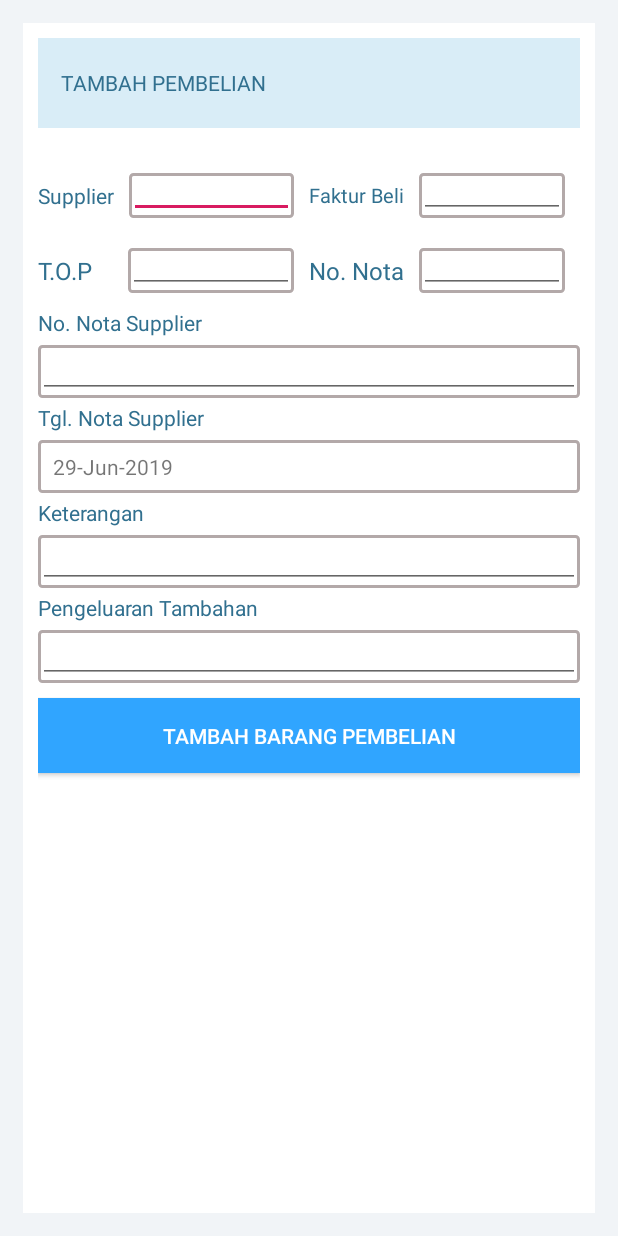
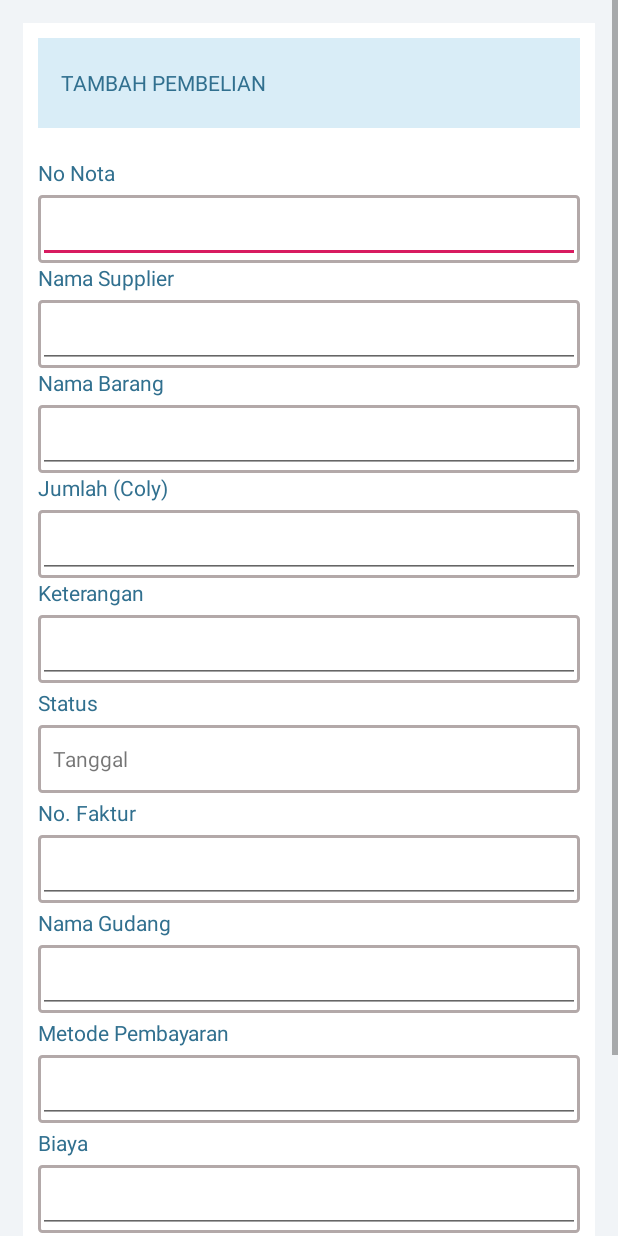
Before and after one commit to TryLuthfi/AndroidKonfeksi, an Android app: the TambahPembelian screen opened directly, with no data from a screen before it, on a phone screen of 412 x 824 dp. Run offline under Robolectric (Android 15) with nearby library versions, the phone set to English and light mode, and no system bars; network calls fail; 2 statements that could not run were skipped.

Commit message:
pembelian

```diff
--- a/app/src/main/res/layout/activity_tambah_pembelian.xml
+++ b/app/src/main/res/layout/activity_tambah_pembelian.xml
@@ -6,6 +6,10 @@
     android:layout_height="match_parent"
     android:background="#f1f4f7"
     tools:context=".activity.TambahPembelian">
+
+    <ScrollView
+        android:layout_width="match_parent"
+        android:layout_height="match_parent">
 
         <LinearLayout
             android:layout_width="match_parent"
@@ -41,131 +45,19 @@
 
                 <LinearLayout
                     android:layout_width="match_parent"
-                android:layout_height="50dp"
-                android:orientation="horizontal">
-
-                <LinearLayout
-                    android:layout_width="match_parent"
-                    android:layout_height="match_parent"
-                    android:layout_weight="1"
-                    android:gravity="right"
-                    android:orientation="horizontal">
+                    android:layout_height="wrap_content"
+                    android:orientation="vertical">
 
                     <TextView
                         android:layout_width="wrap_content"
                         android:layout_height="wrap_content"
-                        android:layout_gravity="center"
-                        android:text="Supplier"
                         android:textColor="#31708f"
-                        android:textSize="14sp" />
-
-                    <LinearLayout
-                        android:layout_width="170dp"
-                        android:layout_height="match_parent"
-                        android:layout_marginHorizontal="10dp"
-                        android:layout_marginVertical="10sp"
-                        android:layout_weight="1"
-                        android:background="@drawable/formshape">
-
-                        <EditText
-                            android:id="@+id/id_supplier"
-                            android:layout_width="match_parent"
-                            android:textSize="11sp"
-                            android:layout_height="match_parent" />
-                    </LinearLayout>
-
-                </LinearLayout>
+                        android:layout_marginBottom="5dp"
+                        android:text="No Nota"/>
 
                     <LinearLayout
                         android:layout_width="match_parent"
-                    android:layout_height="match_parent"
-                    android:layout_weight="1"
-                    android:gravity="right"
-                    android:orientation="horizontal">
-
-                    <TextView
-                        android:layout_width="wrap_content"
-                        android:layout_height="wrap_content"
-                        android:layout_gravity="center"
-                        android:text="Faktur Beli"
-                        android:textColor="#31708f"
-                        android:textSize="13sp" />
-
-                    <LinearLayout
-                        android:layout_width="170dp"
-                        android:layout_height="match_parent"
-                        android:layout_marginHorizontal="10dp"
-                        android:layout_marginVertical="10sp"
-                        android:layout_weight="1"
-                        android:background="@drawable/formshape">
-
-                        <EditText
-                            android:id="@+id/id_fakturbeli"
-                            android:layout_width="match_parent"
-                            android:textSize="11sp"
-                            android:layout_height="match_parent" />
-                    </LinearLayout>
-
-                </LinearLayout>
-            </LinearLayout>
-
-            <LinearLayout
-                android:layout_width="match_parent"
-                android:layout_height="50dp"
-                android:orientation="horizontal">
-
-                <LinearLayout
-                    android:layout_width="match_parent"
-                    android:layout_height="match_parent"
-                    android:layout_weight="1"
-                    android:gravity="right"
-                    android:orientation="horizontal">
-
-                    <TextView
-                        android:layout_width="wrap_content"
-                        android:layout_height="wrap_content"
-                        android:layout_gravity="center"
-                        android:layout_marginRight="13dp"
-                        android:text="T.O.P"
-                        android:textColor="#31708f"
-                        android:textSize="16sp" />
-
-                    <LinearLayout
-                        android:layout_width="170dp"
-                        android:layout_height="match_parent"
-                        android:layout_marginHorizontal="10dp"
-                        android:layout_marginVertical="10sp"
-                        android:layout_weight="1"
-                        android:background="@drawable/formshape">
-                        <EditText
-                            android:id="@+id/id_top"
-                            android:layout_width="match_parent"
-                            android:textSize="11sp"
-                            android:layout_height="match_parent" />
-                    </LinearLayout>
-
-                </LinearLayout>
-
-                <LinearLayout
-                    android:layout_width="match_parent"
-                    android:layout_height="match_parent"
-                    android:layout_weight="1"
-                    android:gravity="right"
-                    android:orientation="horizontal">
-
-                    <TextView
-                        android:layout_width="wrap_content"
-                        android:layout_height="wrap_content"
-                        android:layout_gravity="center"
-                        android:text="No. Nota"
-                        android:textColor="#31708f"
-                        android:textSize="16sp" />
-
-                    <LinearLayout
-                        android:layout_width="170dp"
-                        android:layout_height="match_parent"
-                        android:layout_marginHorizontal="10dp"
-                        android:layout_marginVertical="10sp"
+                        android:layout_height="45dp"
                         android:layout_weight="1"
                         android:background="@drawable/formshape">
                         <EditText
@@ -173,8 +65,6 @@
                             android:layout_width="match_parent"
                             android:textSize="11sp"
                             android:layout_height="match_parent" />
-                    </LinearLayout>
-
                     </LinearLayout>
                 </LinearLayout>
 
@@ -188,15 +78,90 @@
                         android:layout_height="wrap_content"
                         android:textColor="#31708f"
                         android:layout_marginBottom="5dp"
-                    android:text="No. Nota Supplier"/>
+                        android:text="Nama Supplier"/>
 
                     <LinearLayout
                         android:layout_width="match_parent"
-                    android:layout_height="35dp"
+                        android:layout_height="45dp"
                         android:layout_weight="1"
                         android:background="@drawable/formshape">
                         <EditText
-                        android:id="@+id/id_nonotasupplier"
+                            android:id="@+id/id_namasupplier"
+                            android:layout_width="match_parent"
+                            android:textSize="11sp"
+                            android:layout_height="match_parent" />
+                    </LinearLayout>
+                </LinearLayout>
+
+                <LinearLayout
+                    android:layout_width="match_parent"
+                    android:layout_height="wrap_content"
+                    android:orientation="vertical">
+
+                    <TextView
+                        android:layout_width="wrap_content"
+                        android:layout_height="wrap_content"
+                        android:textColor="#31708f"
+                        android:layout_marginBottom="5dp"
+                        android:text="Nama Barang"/>
+m
+                    <LinearLayout
+                        android:layout_width="match_parent"
+                        android:layout_height="45dp"
+                        android:layout_weight="1"
+                        android:background="@drawable/formshape">
+                        <EditText
+                            android:id="@+id/id_namabarang"
+                            android:layout_width="match_parent"
+                            android:textSize="11sp"
+                            android:layout_height="match_parent" />
+                    </LinearLayout>
+                </LinearLayout>
+
+                <LinearLayout
+                    android:layout_width="match_parent"
+                    android:layout_height="wrap_content"
+                    android:orientation="vertical">
+
+                    <TextView
+                        android:layout_width="wrap_content"
+                        android:layout_height="wrap_content"
+                        android:textColor="#31708f"
+                        android:layout_marginBottom="5dp"
+                        android:text="Jumlah (Coly)"/>
+
+                    <LinearLayout
+                        android:layout_width="match_parent"
+                        android:layout_height="45dp"
+                        android:layout_weight="1"
+                        android:background="@drawable/formshape">
+                        <EditText
+                            android:id="@+id/id_jumlah"
+                            android:layout_width="match_parent"
+                            android:textSize="11sp"
+                            android:layout_height="match_parent" />
+                    </LinearLayout>
+                </LinearLayout>
+
+                <LinearLayout
+                    android:layout_width="match_parent"
+                    android:layout_height="wrap_content"
+                    android:orientation="vertical">
+
+                    <TextView
+                        android:layout_width="wrap_content"
+                        android:layout_height="wrap_content"
+                        android:textColor="#31708f"
+                        android:layout_marginBottom="5dp"
+                        android:text="Keterangan"/>
+
+                    <LinearLayout
+                        android:layout_width="match_parent"
+                        android:layout_height="45dp"
+                        android:layout_weight="1"
+                        android:background="@drawable/formshape">
+                        <EditText
+                            android:id="@+id/id_keterangan"
                             android:layout_width="match_parent"
                             android:textSize="11sp"
                             android:layout_height="match_parent" />
@@ -214,17 +179,17 @@
                         android:layout_height="wrap_content"
                         android:textColor="#31708f"
                         android:layout_marginBottom="5dp"
-                    android:text="Tgl. Nota Supplier"/>
+                        android:text="Status"/>
 
                     <LinearLayout
                         android:layout_width="match_parent"
-                    android:layout_height="35dp"
+                        android:layout_height="45dp"
                         android:layout_weight="1"
                         android:gravity="center_vertical"
                         android:background="@drawable/formshape">
 
                         <TextView
-                        android:id="@+id/tanggal"
+                            android:id="@+id/id_status"
                             android:layout_width="wrap_content"
                             android:layout_height="wrap_content"
                             android:layout_marginLeft="10dp"
@@ -243,14 +208,15 @@
                         android:layout_height="wrap_content"
                         android:textColor="#31708f"
                         android:layout_marginBottom="5dp"
-                    android:text="Keterangan"/>
+                        android:text="No. Faktur"/>
 
                     <LinearLayout
                         android:layout_width="match_parent"
-                    android:layout_height="35dp"
+                        android:layout_height="45dp"
                         android:layout_weight="1"
                         android:background="@drawable/formshape">
                         <EditText
+                            android:id="@+id/id_nofaktur"
                             android:layout_width="match_parent"
                             android:textSize="11sp"
                             android:layout_height="match_parent" />
@@ -264,26 +230,102 @@
                     android:orientation="vertical">
 
                     <TextView
-                    android:id="@+id/id_keterangan"
                         android:layout_width="wrap_content"
                         android:layout_height="wrap_content"
                         android:textColor="#31708f"
                         android:layout_marginBottom="5dp"
-                    android:text="Pengeluaran Tambahan"/>
+                        android:text="Nama Gudang"/>
 
                     <LinearLayout
                         android:layout_width="match_parent"
-                    android:layout_height="35dp"
+                        android:layout_height="45dp"
                         android:layout_weight="1"
                         android:background="@drawable/formshape">
                         <EditText
-                        android:id="@+id/pengeluarantambahan"
+                            android:id="@+id/id_namagudang"
                             android:layout_width="match_parent"
                             android:textSize="11sp"
                             android:layout_height="match_parent" />
                     </LinearLayout>
                 </LinearLayout>
 
+                <LinearLayout
+                    android:layout_width="match_parent"
+                    android:layout_height="wrap_content"
+                    android:layout_marginTop="3dp"
+                    android:orientation="vertical">
+
+                    <TextView
+                        android:layout_width="wrap_content"
+                        android:layout_height="wrap_content"
+                        android:textColor="#31708f"
+                        android:layout_marginBottom="5dp"
+                        android:text="Metode Pembayaran"/>
+
+                    <LinearLayout
+                        android:layout_width="match_parent"
+                        android:layout_height="45dp"
+                        android:layout_weight="1"
+                        android:background="@drawable/formshape">
+                        <EditText
+                            android:id="@+id/id_metodepembayaran"
+                            android:layout_width="match_parent"
+                            android:textSize="11sp"
+                            android:layout_height="match_parent" />
+                    </LinearLayout>
+                </LinearLayout>
+
+                <LinearLayout
+                    android:layout_width="match_parent"
+                    android:layout_height="wrap_content"
+                    android:layout_marginTop="3dp"
+                    android:orientation="vertical">
+
+                    <TextView
+                        android:layout_width="wrap_content"
+                        android:layout_height="wrap_content"
+                        android:textColor="#31708f"
+                        android:layout_marginBottom="5dp"
+                        android:text="Biaya"/>
+
+                    <LinearLayout
+                        android:layout_width="match_parent"
+                        android:layout_height="45dp"
+                        android:layout_weight="1"
+                        android:background="@drawable/formshape">
+                        <EditText
+                            android:id="@+id/id_biaya"
+                            android:layout_width="match_parent"
+                            android:textSize="11sp"
+                            android:layout_height="match_parent" />
+                    </LinearLayout>
+                </LinearLayout>
+
+                <LinearLayout
+                    android:layout_width="match_parent"
+                    android:layout_height="wrap_content"
+                    android:layout_marginTop="3dp"
+                    android:orientation="vertical">
+
+                    <TextView
+                        android:layout_width="wrap_content"
+                        android:layout_height="wrap_content"
+                        android:textColor="#31708f"
+                        android:layout_marginBottom="5dp"
+                        android:text="Total Harga"/>
+
+                    <LinearLayout
+                        android:layout_width="match_parent"
+                        android:layout_height="45dp"
+                        android:layout_weight="1"
+                        android:background="@drawable/formshape">
+                        <EditText
+                            android:id="@+id/id_totalharga"
+                            android:layout_width="match_parent"
+                            android:textSize="11sp"
+                            android:layout_height="match_parent" />
+                    </LinearLayout>
+                </LinearLayout>
                 <Button
                     android:layout_width="match_parent"
                     android:layout_height="50dp"
@@ -294,4 +336,6 @@
 
             </LinearLayout>
         </LinearLayout>
+
+    </ScrollView>
 </LinearLayout>
```
Lines whose indentation alone changed are shown as unchanged.
